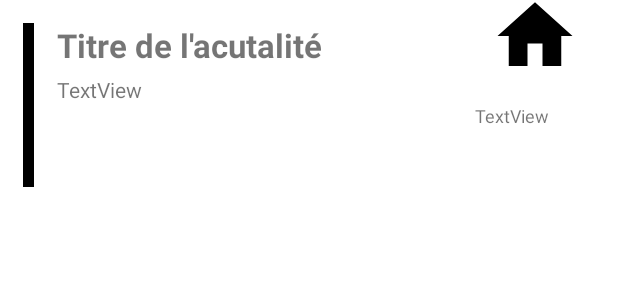
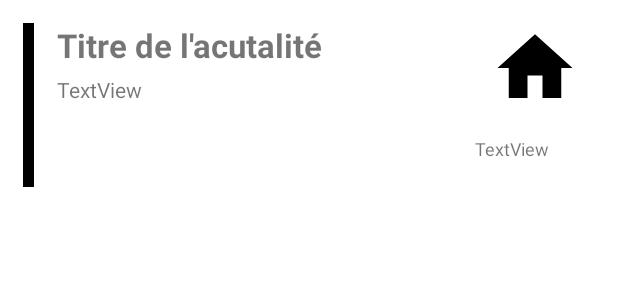
Before and after one commit to ArnaudCHEVALME/FIMUDROID, an Android app: the layout news_recycler_item.xml on its own in the app's theme, with its tools: preview values and no code run, on a phone screen of 412 x 824 dp. Shown: the top 300 px of the screen. Run offline under Robolectric (Android 15) with nearby library versions, the phone set to English and light mode, and no system bars.

Commit message:
les petits détails

```diff
--- a/app/src/main/java/com/example/fimudroid/network/fimu_api_service.kt
+++ b/app/src/main/java/com/example/fimudroid/network/fimu_api_service.kt
@@ -10,7 +10,7 @@ import retrofit2.http.GET
 import retrofit2.http.Path
 
 
-private const val BASE_URL = "http://149.202.43.137:3000"
+private const val BASE_URL = "http://192.168.148.235:3000"
 val moshi = Moshi.Builder()
     .add(KotlinJsonAdapterFactory())
     .build()
--- a/app/src/main/res/layout/news_recycler_item.xml
+++ b/app/src/main/res/layout/news_recycler_item.xml
@@ -38,10 +38,8 @@
         android:layout_height="60dp"
         android:layout_marginEnd="15dp"
         android:text="Core de l'actualité"
-        app:layout_constraintBottom_toTopOf="@+id/news_core"
         app:layout_constraintEnd_toEndOf="parent"
-        app:layout_constraintTop_toTopOf="parent"
-        app:layout_constraintVertical_bias="0.65"
+        app:layout_constraintTop_toTopOf="@+id/actu_title"
         app:srcCompat="@drawable/ic_home_black_24dp" />
 
     <TextView
```
Also changed, not shown: app/src/main/java/com/example/fimudroid/MapFragment.kt (+0 -28 lines).
